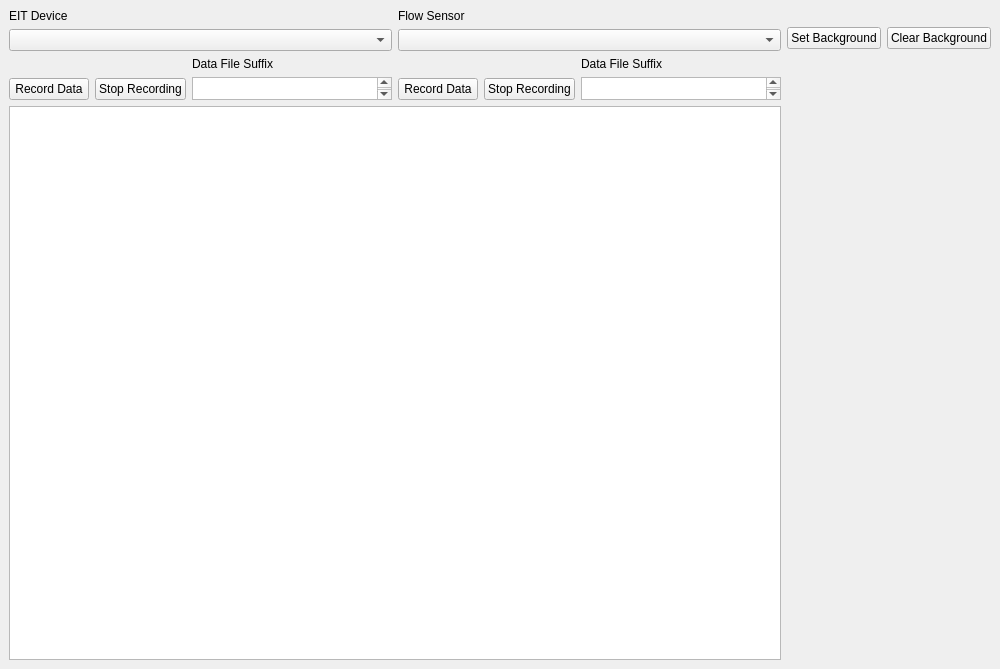
This is layout/layout_with_flow.ui in ABI-EIT/EIT_Data_Acquisition as Qt 5 draws it before an edit. The edited form follows.
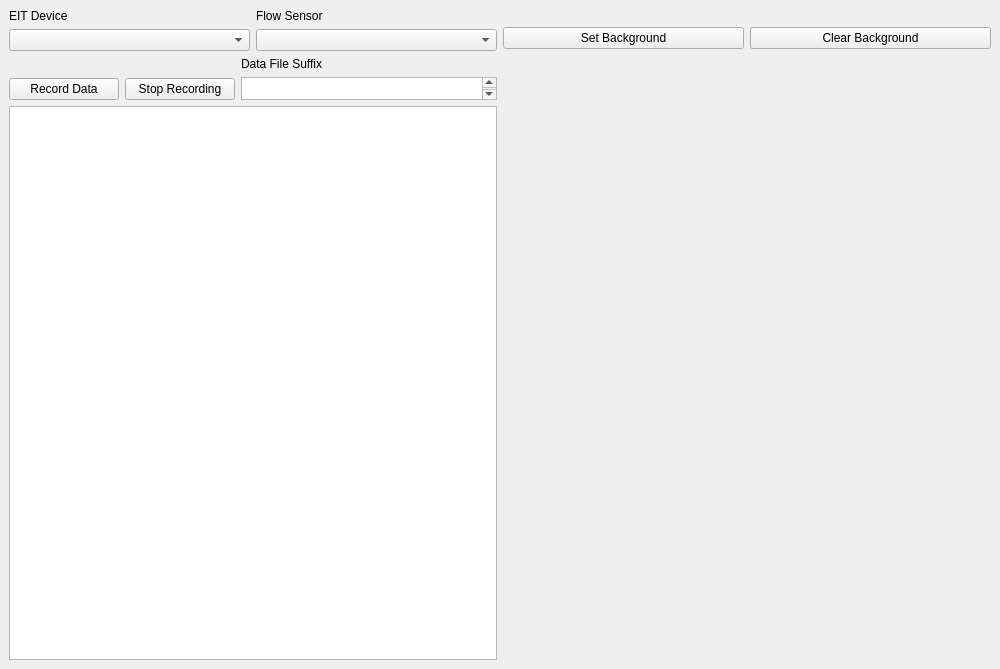
This is the edited form.

Commit message: took out flow recording button and file suffix box

What changed in the file:
```diff
--- a/layout/layout_with_flow.ui
+++ b/layout/layout_with_flow.ui
@@ -232,87 +232,6 @@
           </item>
          </layout>
         </item>
-        <item>
-         <layout class="QHBoxLayout" name="horizontalLayout_29">
-          <item>
-           <layout class="QVBoxLayout" name="verticalLayout_33">
-            <item>
-             <widget class="QWidget" name="widget_11" native="true">
-              <property name="sizePolicy">
-               <sizepolicy hsizetype="Preferred" vsizetype="Ignored">
-                <horstretch>0</horstretch>
-                <verstretch>0</verstretch>
-               </sizepolicy>
-              </property>
-              <property name="minimumSize">
-               <size>
-                <width>158</width>
-                <height>0</height>
-               </size>
-              </property>
-             </widget>
-            </item>
-            <item>
-             <layout class="QHBoxLayout" name="horizontalLayout_30">
-              <property name="sizeConstraint">
-               <enum>QLayout::SetDefaultConstraint</enum>
-              </property>
-              <item alignment="Qt::AlignBottom">
-               <widget class="QPushButton" name="startRecordingButtonFlow">
-                <property name="text">
-                 <string>Record Data</string>
-                </property>
-               </widget>
-              </item>
-              <item alignment="Qt::AlignBottom">
-               <widget class="QPushButton" name="stopRecordingButtonFlow">
-                <property name="visible">
-                 <bool>false</bool>
-                </property>
-                <property name="text">
-                 <string>Stop Recording</string>
-                </property>
-               </widget>
-              </item>
-             </layout>
-            </item>
-           </layout>
-          </item>
-          <item>
-           <layout class="QVBoxLayout" name="verticalLayout_34">
-            <item>
-             <widget class="QLabel" name="label_19">
-              <property name="text">
-               <string>Data File Suffix</string>
-              </property>
-             </widget>
-            </item>
-            <item>
-             <widget class="QTextEdit" name="dataFileSuffixTextEditFlow">
-              <property name="sizePolicy">
-               <sizepolicy hsizetype="Preferred" vsizetype="Fixed">
-                <horstretch>0</horstretch>
-                <verstretch>0</verstretch>
-               </sizepolicy>
-              </property>
-              <property name="maximumSize">
-               <size>
-                <width>16777215</width>
-                <height>23</height>
-               </size>
-              </property>
-              <property name="baseSize">
-               <size>
-                <width>0</width>
-                <height>1</height>
-               </size>
-              </property>
-             </widget>
-            </item>
-           </layout>
-          </item>
-         </layout>
-        </item>
        </layout>
       </item>
       <item>
```
